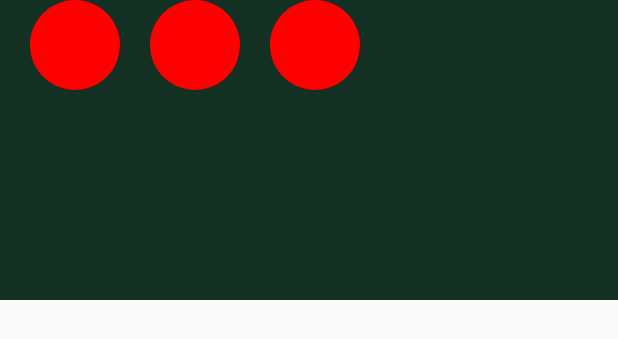
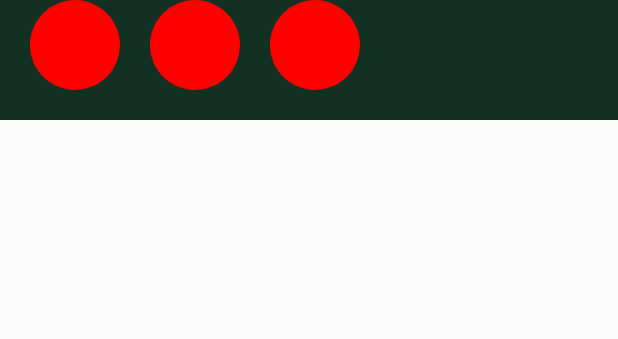
Before and after one commit to gaoqionglou/CustomView, an Android app: the layout activity_viewgroup.xml on its own in the app's theme, with its tools: preview values and no code run, on a phone screen of 412 x 824 dp. Shown: the top 339 px of the screen. Run offline under Robolectric (Android 15) with nearby library versions, the phone set to English and light mode, and no system bars.

Commit message:
Update Files

```diff
--- a/app/src/main/AndroidManifest.xml
+++ b/app/src/main/AndroidManifest.xml
@@ -8,7 +8,7 @@
         android:label="@string/app_name"
         android:supportsRtl="true"
         android:theme="@style/AppTheme">
-        <activity android:name=".MainActivity">
+        <activity android:name=".ViewGroupActivity">
             <intent-filter>
                 <action android:name="android.intent.action.MAIN" />
 
--- a/app/src/main/res/layout/activity_viewgroup.xml
+++ b/app/src/main/res/layout/activity_viewgroup.xml
@@ -3,13 +3,13 @@
     android:id="@+id/customviewgroup"
     xmlns:circleButton="http://schemas.android.com/apk/res-auto"
     android:layout_width="match_parent"
-    android:layout_height="200dp"
+    android:layout_height="wrap_content"
     android:background="#123123" >
 
   <com.gaoql.customview.CircleButton
       android:id="@+id/btn1"
       circleButton:radius="30dp"
-      circleButton:background="@color/colorPrimaryDark"
+      circleButton:backgroundDrawable="@drawable/ghoul"
       android:layout_margin="10dp"
       android:layout_width="wrap_content"
       android:layout_height="wrap_content"
@@ -17,6 +17,7 @@
     <com.gaoql.customview.CircleButton
         android:id="@+id/btn2"
         circleButton:radius="30dp"
+        circleButton:backgroundDrawable="@drawable/image"
         android:layout_margin="10dp"
         android:layout_width="wrap_content"
         android:layout_height="wrap_content"
@@ -24,6 +25,7 @@
     <com.gaoql.customview.CircleButton
         android:id="@+id/btn3"
         circleButton:radius="30dp"
+        circleButton:backgroundColor="@color/colorAccent"
         android:layout_margin="10dp"
         android:layout_width="wrap_content"
         android:layout_height="wrap_content"
--- a/app/src/main/res/layout/layout_testview.xml
+++ b/app/src/main/res/layout/layout_testview.xml
@@ -5,8 +5,7 @@
     android:layout_height="match_parent">
     <com.gaoql.customview.TestView
         android:id="@+id/test1"
-        app:backgroundd="@drawable/ghoul"
-        app:radius="30dp"
+        style="@style/testViewStyle1"
         android:layout_width="wrap_content"
         android:layout_height="wrap_content" />
 
--- a/app/src/main/res/values/styles.xml
+++ b/app/src/main/res/values/styles.xml
@@ -6,7 +6,7 @@
         <item name="colorPrimary">@color/colorPrimary</item>
         <item name="colorPrimaryDark">@color/colorPrimaryDark</item>
         <item name="colorAccent">@color/colorAccent</item>
-        <item name="testViewStyle1">@null</item>
+        <item name="testViewStyle">@style/testViewStyle1</item>
     </style>
     <style name="text_flag_01">
         <item name="android:layout_width">wrap_content</item>
@@ -15,12 +15,15 @@
         <item name="android:background">@drawable/flag_01</item>
         <item name="android:textColor">#ffffff</item>
     </style>
-    <style name="test_Style">
-        <item name="backgroundd">@color/colorPrimaryDark</item>
-        <item name="radius">40dp</item>
+    <style name="testViewStyle1">
+        <item name="testbackgroundd">@drawable/ghoul</item>
+        <item name="testradius">60dp</item>
     </style>
-    <style name="testViewStyle1">
-        <item name="backgroundd">@color/colorAccent</item>
+    <style name="DefualtCircleButton">
+        <item name="backgroundColor">@drawable/ghoul</item>
         <item name="radius">60dp</item>
     </style>
+
+
+
 </resources>
```
Also changed, not shown: app/src/main/res/values/attr.xml (+12 -6 lines).
